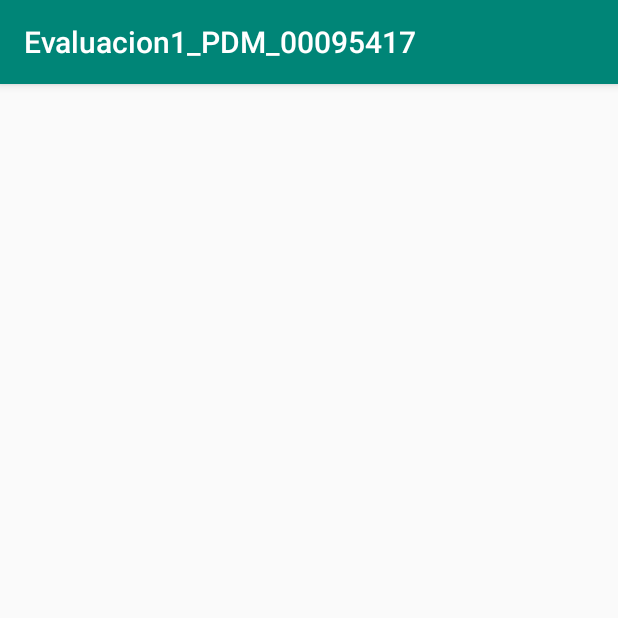
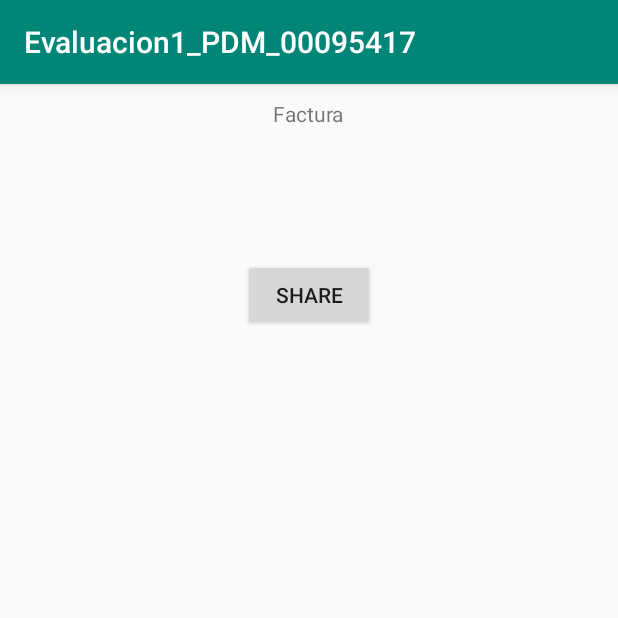
Before and after one commit to 00095417/Evaluacion1_PDM_00095417, an Android app: the NewActivity screen opened directly, with no data from a screen before it, on a phone screen of 412 x 824 dp, the top half of it. Run offline under Robolectric (Android 15) with nearby library versions, the phone set to English and light mode, and no system bars.

```diff
--- a/app/src/main/java/com/mario/evaluacion1_pdm_00095417/AppConstant.java
+++ b/app/src/main/java/com/mario/evaluacion1_pdm_00095417/AppConstant.java
@@ -3,4 +3,14 @@ package com.mario.evaluacion1_pdm_00095417;
 public class AppConstant {
 
     public static final  String TEXT_KEYS="Product_Key";
+    public static final  String TEXT_KEYS_P1="Product1_Key";
+    public static final  String TEXT_KEYS_P2="Product2_Key";
+    public static final  String TEXT_KEYS_P3="Product3_Key";
+    public static final  String TEXT_KEYS_P4="Product4_Key";
+    public static final  String TEXT_KEYS_P5="Product5_Key";
+    public static final  String TEXT_KEYS_P6="Product6_Key";
+    public static final  String TEXT_KEYS_P7="Product7_Key";
+    public static final  String TEXT_KEYS_P8="Product8_Key";
+    public static final  String TEXT_KEYS_P9="Product9_Key";
+
 }
--- a/app/src/main/java/com/mario/evaluacion1_pdm_00095417/MainActivity.java
+++ b/app/src/main/java/com/mario/evaluacion1_pdm_00095417/MainActivity.java
@@ -85,8 +85,29 @@ public class MainActivity extends AppCompatActivity {
                        "Correo: " + correo.getText() + "\n" +
                        "Total de Productos: " + total;
 
+            String text_p1 = "Produto1 \n " + cont1;
+            String text_p2 = "Produto2 \n " + cont2;
+            String text_p3 = "Produto1 \n " + cont3;
+            String text_p4 = "Produto1 \n " + cont4;
+            String text_p5 = "Produto1 \n " + cont5;
+            String text_p6 = "Produto1 \n " + cont6;
+            String text_p7 = "Produto1 \n " + cont7;
+            String text_p8 = "Produto1 \n " + cont8;
+            String text_p9 = "Produto1 \n " + cont9;
+
             Intent m_Intent = new Intent(MainActivity.this,NewActivity.class);
             m_Intent.putExtra(AppConstant.TEXT_KEYS,text_aux);
+            m_Intent.putExtra(AppConstant.TEXT_KEYS_P1,text_p1);
+            m_Intent.putExtra(AppConstant.TEXT_KEYS_P2,text_p2);
+            m_Intent.putExtra(AppConstant.TEXT_KEYS_P3,text_p3);
+            m_Intent.putExtra(AppConstant.TEXT_KEYS_P4,text_p4);
+            m_Intent.putExtra(AppConstant.TEXT_KEYS_P5,text_p5);
+            m_Intent.putExtra(AppConstant.TEXT_KEYS_P6,text_p6);
+            m_Intent.putExtra(AppConstant.TEXT_KEYS_P7,text_p7);
+            m_Intent.putExtra(AppConstant.TEXT_KEYS_P7,text_p7);
+            m_Intent.putExtra(AppConstant.TEXT_KEYS_P8,text_p8);
+            m_Intent.putExtra(AppConstant.TEXT_KEYS_P9,text_p9);
+
             startActivity(m_Intent);
         });
 
--- a/app/src/main/java/com/mario/evaluacion1_pdm_00095417/NewActivity.java
+++ b/app/src/main/java/com/mario/evaluacion1_pdm_00095417/NewActivity.java
@@ -7,7 +7,7 @@ import android.widget.TextView;
 
 public class NewActivity extends AppCompatActivity {
 
-    TextView text_show;
+    TextView text_show, text_p1, text_p2, text_p3, text_p4, text_p5, text_p6, text_p7, text_p8, text_p9;
 
     @Override
     protected void onCreate(Bundle savedInstanceState) {
@@ -15,13 +15,34 @@ public class NewActivity extends AppCompatActivity {
         setContentView(R.layout.activity_new);
 
         text_show = findViewById(R.id.text_show);
+        text_p1 = findViewById(R.id.text_p1);
+        text_p2 = findViewById(R.id.text_p2);
+        text_p3 = findViewById(R.id.text_p3);
+        text_p4 = findViewById(R.id.text_p4);
+        text_p5 = findViewById(R.id.text_p5);
+        text_p6 = findViewById(R.id.text_p6);
+        text_p7 = findViewById(R.id.text_p7);
+        text_p8 = findViewById(R.id.text_p8);
+        text_p9 = findViewById(R.id.text_p9);
+
+
         String text_aux = "No hay producto";
+        String text_p1_aux = "", text_p2_aux = "", text_p3_aux = "", text_p4_aux = "", text_p5_aux = "", text_p6_aux = "", text_p7_aux = "", text_p8_aux = "", text_p9_aux = "";
         Intent new_Intent = getIntent();
 
         if (new_Intent != null){
             text_aux = new_Intent.getStringExtra(AppConstant.TEXT_KEYS);
+            text_p1_aux = new_Intent.getStringExtra(AppConstant.TEXT_KEYS_P1);
+            text_p2_aux = new_Intent.getStringExtra(AppConstant.TEXT_KEYS_P2);
+            text_p3_aux = new_Intent.getStringExtra(AppConstant.TEXT_KEYS_P3);
+            text_p4_aux = new_Intent.getStringExtra(AppConstant.TEXT_KEYS_P4);
         }
         text_show.setText(text_aux);
+        text_p1.setText(text_p1_aux);
+        text_p2.setText(text_p2_aux);
+        text_p3.setText(text_p3_aux);
+        text_p4.setText(text_p4_aux);
+
 
     }
 }
--- a/app/src/main/res/layout/activity_new.xml
+++ b/app/src/main/res/layout/activity_new.xml
@@ -3,12 +3,91 @@
     xmlns:tools="http://schemas.android.com/tools"
     android:layout_width="match_parent"
     android:layout_height="match_parent"
-    android:gravity="center"
+    android:orientation="vertical"
     tools:context=".NewActivity">
+
+    <TextView
+        android:layout_width="wrap_content"
+        android:layout_height="wrap_content"
+        android:layout_gravity="center"
+        android:layout_marginTop="10dp"
+        android:layout_marginBottom="10dp"
+        android:text="@string/factura_text"/>
 
     <TextView
         android:id="@+id/text_show"
         android:layout_width="wrap_content"
-        android:layout_height="wrap_content" />
+        android:layout_height="wrap_content"
+        android:layout_gravity="center"/>
+
+    <LinearLayout
+        android:layout_width="match_parent"
+        android:layout_height="wrap_content">
+
+        <TextView
+            android:id="@+id/text_p1"
+            android:layout_width="wrap_content"
+            android:layout_height="wrap_content"/>
+
+        <TextView
+            android:id="@+id/text_p2"
+            android:layout_width="wrap_content"
+            android:layout_height="wrap_content"/>
+
+        <TextView
+            android:id="@+id/text_p3"
+            android:layout_width="wrap_content"
+            android:layout_height="wrap_content"/>
+
+    </LinearLayout>
+
+    <LinearLayout
+        android:layout_width="match_parent"
+        android:layout_height="wrap_content">
+
+        <TextView
+            android:id="@+id/text_p4"
+            android:layout_width="wrap_content"
+            android:layout_height="wrap_content"/>
+
+        <TextView
+            android:id="@+id/text_p5"
+            android:layout_width="wrap_content"
+            android:layout_height="wrap_content"/>
+
+        <TextView
+            android:id="@+id/text_p6"
+            android:layout_width="wrap_content"
+            android:layout_height="wrap_content"/>
+
+    </LinearLayout>
+
+    <LinearLayout
+        android:layout_width="match_parent"
+        android:layout_height="wrap_content">
+
+        <TextView
+            android:id="@+id/text_p7"
+            android:layout_width="wrap_content"
+            android:layout_height="wrap_content"/>
+
+        <TextView
+            android:id="@+id/text_p8"
+            android:layout_width="wrap_content"
+            android:layout_height="wrap_content"/>
+
+        <TextView
+            android:id="@+id/text_p9"
+            android:layout_width="wrap_content"
+            android:layout_height="wrap_content"/>
+
+    </LinearLayout>
+
+    <Button
+        android:id="@+id/btn_share"
+        android:layout_gravity="center"
+        android:layout_width="wrap_content"
+        android:layout_height="wrap_content"
+        android:text="@string/share_text"/>
 
 </LinearLayout>
--- a/app/src/main/res/values/strings.xml
+++ b/app/src/main/res/values/strings.xml
@@ -6,4 +6,6 @@
     <string name="correo_text">Correo Electronico</string>
     <string name="correo_edit_text">Escriba el correo aquí</string>
     <string name="enviar_text">Enviar</string>
+    <string name="factura_text">Factura</string>
+    <string name="share_text">Share</string>
 </resources>
```
